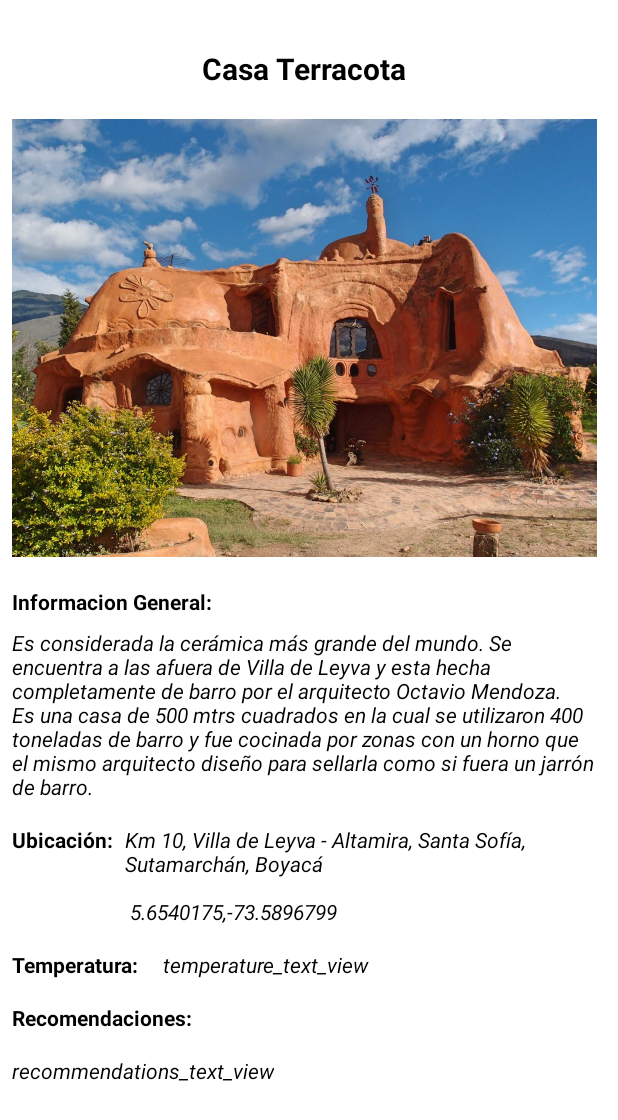
After one commit to Lantpard/Forscher_Mobile, an Android app: the layout activity_detail.xml on its own in the app's theme, with its tools: preview values and no code run, on a phone screen of 412 x 824 dp. The commit adds this screen. Shown: the top 1120 px of the screen. Run offline under Robolectric (Android 15) with nearby library versions, the phone set to English and light mode, and no system bars.

```diff
--- a/app/build.gradle
+++ b/app/build.gradle
@@ -29,6 +29,10 @@ android {
     kotlinOptions {
         jvmTarget = '1.8'
     }
+
+    buildFeatures{
+        viewBinding true
+    }
 }
 
 dependencies {
--- a/app/src/main/AndroidManifest.xml
+++ b/app/src/main/AndroidManifest.xml
@@ -12,7 +12,7 @@
         android:supportsRtl="true"
         android:theme="@style/Theme.Forscher_Mobile">
         <activity
-            android:name=".ListPOIActivity"
+            android:name=".list.ListPOIActivity"
             android:exported="true">
             <intent-filter>
                 <action android:name="android.intent.action.MAIN" />
@@ -21,7 +21,7 @@
             </intent-filter>
         </activity>
         <activity
-            android:name=".MainActivity"
+            android:name=".detail.DetailActivity"
             android:exported="true">
         </activity>
     </application>
--- a/app/src/main/java/com/example/forscher_mobile/Poi.kt
+++ /dev/null
@@ -1,6 +0,0 @@
-package com.example.forscher_mobile
-
-
-import com.google.gson.annotations.SerializedName
-
-class Poi : ArrayList<PoiItemX>()
--- /dev/null
+++ b/app/src/main/java/com/example/forscher_mobile/model/Poi.kt
@@ -0,0 +1,4 @@
+package com.example.forscher_mobile.model
+
+
+class Poi : ArrayList<PoiItemX>()
--- /dev/null
+++ b/app/src/main/res/layout/activity_detail.xml
@@ -0,0 +1,140 @@
+<?xml version="1.0" encoding="utf-8"?>
+
+<ScrollView xmlns:android="http://schemas.android.com/apk/res/android"
+    xmlns:app="http://schemas.android.com/apk/res-auto"
+    xmlns:tools="http://schemas.android.com/tools"
+    android:layout_width="match_parent"
+    android:layout_height="match_parent">
+
+    <androidx.constraintlayout.widget.ConstraintLayout
+        android:layout_width="wrap_content"
+        android:layout_height="wrap_content"
+        tools:context=".detail.DetailActivity">
+
+        <TextView
+            android:id="@+id/name_text_view"
+            style="@style/Texto_titulo"
+            android:layout_width="wrap_content"
+            android:layout_height="wrap_content"
+            android:layout_marginStart="8dp"
+            android:layout_marginTop="32dp"
+            android:layout_marginEnd="8dp"
+            android:text="@string/casa_terracota"
+            app:layout_constraintEnd_toEndOf="parent"
+            app:layout_constraintStart_toStartOf="parent"
+            app:layout_constraintTop_toTopOf="parent" />
+
+        <TextView
+            android:id="@+id/label_general_text_view"
+            style="@style/Texto_subtitulo"
+            android:layout_width="wrap_content"
+            android:layout_height="wrap_content"
+            android:layout_marginStart="8dp"
+            android:layout_marginTop="16dp"
+            android:layout_marginEnd="8dp"
+            android:text="@string/informacion_general"
+            app:layout_constraintEnd_toEndOf="parent"
+            app:layout_constraintHorizontal_bias="0.0"
+            app:layout_constraintStart_toStartOf="parent"
+            app:layout_constraintTop_toBottomOf="@+id/picture_image_view" />
+
+        <TextView
+            android:id="@+id/general_text_view"
+            style="@style/Texto_normal"
+            android:layout_width="0dp"
+            android:layout_height="wrap_content"
+            android:layout_marginStart="8dp"
+            android:layout_marginTop="8dp"
+            android:layout_marginEnd="8dp"
+            android:text="@string/descripcion"
+            app:layout_constraintEnd_toEndOf="parent"
+            app:layout_constraintHorizontal_bias="0.0"
+            app:layout_constraintStart_toStartOf="parent"
+            app:layout_constraintTop_toBottomOf="@+id/label_general_text_view" />
+
+        <ImageView
+            android:id="@+id/picture_image_view"
+            android:layout_width="390dp"
+            android:layout_height="300dp"
+            android:layout_marginStart="8dp"
+            android:layout_marginTop="16dp"
+            android:layout_marginEnd="8dp"
+            android:contentDescription="@string/imagen"
+            app:layout_constraintEnd_toEndOf="parent"
+            app:layout_constraintStart_toStartOf="parent"
+            app:layout_constraintTop_toBottomOf="@+id/name_text_view"
+            app:srcCompat="@drawable/casa_terracota" />
+
+        <TextView
+            android:id="@+id/label_location_text_view"
+            style="@style/Texto_subtitulo"
+            android:layout_width="wrap_content"
+            android:layout_height="wrap_content"
+            android:layout_marginStart="8dp"
+            android:layout_marginTop="16dp"
+            android:text="Ubicación:"
+            app:layout_constraintStart_toStartOf="parent"
+            app:layout_constraintTop_toBottomOf="@+id/general_text_view" />
+
+        <TextView
+            android:id="@+id/location_text_view"
+            style="@style/Texto_normal"
+            android:layout_width="0dp"
+            android:layout_height="wrap_content"
+            android:layout_marginStart="8dp"
+            android:layout_marginTop="16dp"
+            android:layout_marginEnd="8dp"
+            android:text="Km 10, Villa de Leyva - Altamira, Santa Sofía, Sutamarchán, Boyacá \n\n 5.6540175,-73.5896799"
+            app:layout_constraintEnd_toEndOf="parent"
+            app:layout_constraintStart_toEndOf="@+id/label_location_text_view"
+            app:layout_constraintTop_toBottomOf="@+id/general_text_view" />
+
+        <TextView
+            android:id="@+id/label_temperature_text_view"
+            style="@style/Texto_subtitulo"
+            android:layout_width="wrap_content"
+            android:layout_height="wrap_content"
+            android:layout_marginStart="8dp"
+            android:layout_marginTop="16dp"
+            android:text="Temperatura:"
+            app:layout_constraintStart_toStartOf="parent"
+            app:layout_constraintTop_toBottomOf="@+id/location_text_view" />
+
+        <TextView
+            android:id="@+id/temperature_text_view"
+            style="@style/Texto_normal"
+            android:layout_width="wrap_content"
+            android:layout_height="wrap_content"
+            android:layout_marginStart="16dp"
+            android:layout_marginTop="16dp"
+            android:text="temperature_text_view"
+            app:layout_constraintStart_toEndOf="@+id/label_temperature_text_view"
+            app:layout_constraintTop_toBottomOf="@+id/location_text_view" />
+
+        <TextView
+            android:id="@+id/label_recommendations_text_view"
+            style="@style/Texto_subtitulo"
+            android:layout_width="wrap_content"
+            android:layout_height="wrap_content"
+            android:layout_marginStart="8dp"
+            android:layout_marginTop="16dp"
+            android:text="Recomendaciones:"
+            app:layout_constraintStart_toStartOf="parent"
+            app:layout_constraintTop_toBottomOf="@+id/label_temperature_text_view" />
+
+        <TextView
+            android:id="@+id/recommendations_text_view"
+            style="@style/Texto_normal"
+            android:layout_width="0dp"
+            android:layout_height="wrap_content"
+            android:layout_marginStart="8dp"
+            android:layout_marginTop="16dp"
+            android:text="recommendations_text_view"
+            app:layout_constraintStart_toStartOf="parent"
+            app:layout_constraintTop_toBottomOf="@+id/label_recommendations_text_view" />
+
+
+
+    </androidx.constraintlayout.widget.ConstraintLayout>
+
+</ScrollView>
--- a/app/src/main/res/layout/activity_list_poiactivity.xml
+++ b/app/src/main/res/layout/activity_list_poiactivity.xml
@@ -4,7 +4,7 @@
     xmlns:tools="http://schemas.android.com/tools"
     android:layout_width="match_parent"
     android:layout_height="match_parent"
-    tools:context=".ListPOIActivity">
+    tools:context=".list.ListPOIActivity">
 
     <androidx.recyclerview.widget.RecyclerView
         android:id="@+id/poi_recycler_view"
```
Also changed, not shown: app/src/main/assets/poi.json (added, +52 -0 lines), app/src/main/java/com/example/forscher_mobile/MainActivity.kt (deleted, +0 -11 lines), app/src/main/java/com/example/forscher_mobile/PoiItem.kt (deleted, +0 -8 lines), app/src/main/java/com/example/forscher_mobile/PoiItemX.kt (deleted, +0 -15 lines), app/src/main/java/com/example/forscher_mobile/detail/DetailActivity.kt (added, +33 -0 lines), app/src/main/java/com/example/forscher_mobile/list/ListPOIActivity.kt (renamed from app/src/main/java/com/example/forscher_mobile/ListPOIActivity.kt, +16 -2 lines), app/src/main/java/com/example/forscher_mobile/list/PoiAdapter.kt (renamed from app/src/main/java/com/example/forscher_mobile/poiAdapter.kt, +11 -3 lines), app/src/main/java/com/example/forscher_mobile/model/PoiItemX.kt (added, +24 -0 lines), app/src/main/res/layout/activity_main.xml (deleted, +0 -63 lines), 5 other files.
